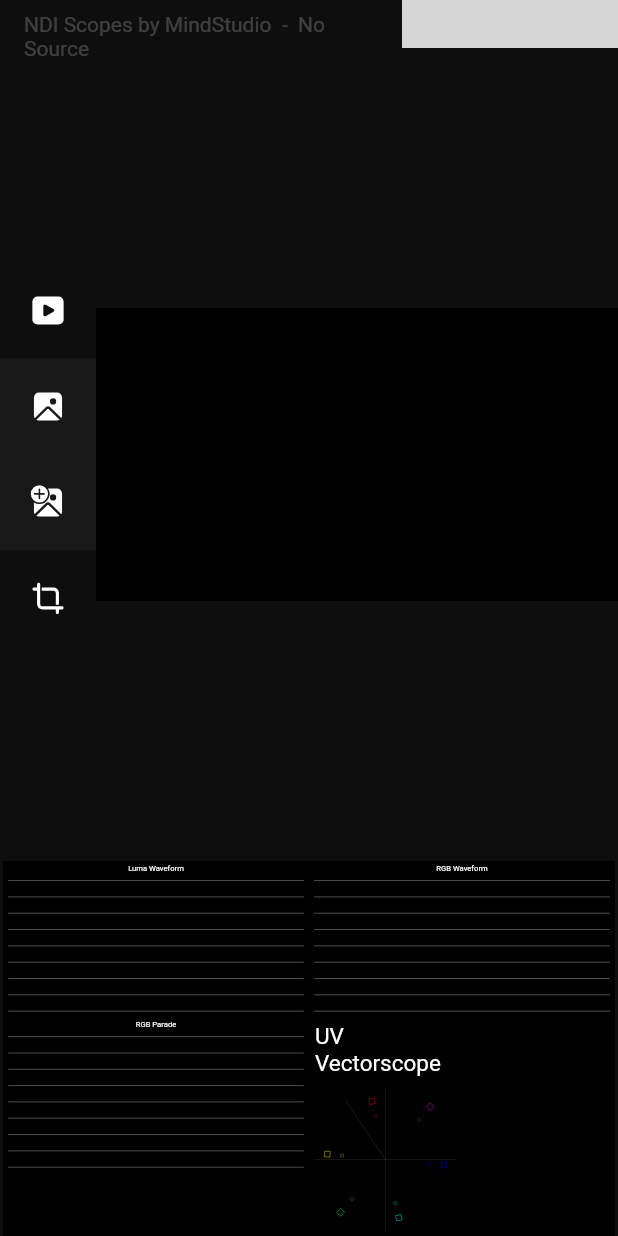
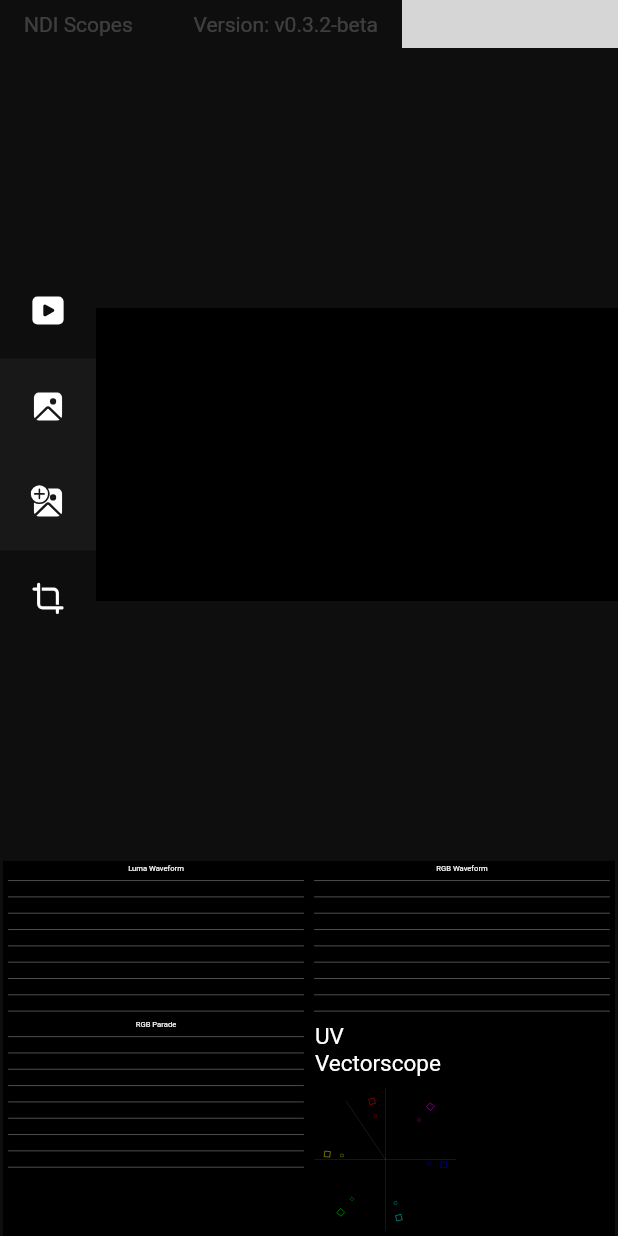
Before and after one commit to MindStudioOfficial/ndiscopes, a Flutter app: the screen it shows after launch, on a phone screen of 412 x 824 dp. Run offline on Flutter 3.47's test engine with Material 2 defaults, Android fonts, the phone set to English and light mode, and no system bars; our stand-ins replace fluentui_system_icons; missing offline and left inert: bitsdojo_window, dart:ffi; statements that could not run were skipped; grey boxes are pictures that could not be loaded.

Commit message:
🔢 added version checker - checks latest version via github api

```diff
--- a/lib/config.dart
+++ b/lib/config.dart
@@ -8,7 +8,7 @@ class AppConfig {
   }
 
   AppConfig._internal();
-  String get version => "0.3.2-beta"; //! TODO: Update version each time!!!
+  String get version => "v0.3.2-beta"; //! TODO: Update version each time!!!
   String get minGPUDriver => "511.23";
   int get minMajorCC => 3;
   int get minMinorCC => 5;
--- /dev/null
+++ b/lib/widgets/versionchecker.dart
@@ -0,0 +1,119 @@
+import 'dart:async';
+import 'dart:convert';
+import 'dart:io';
+
+import 'package:flutter/foundation.dart';
+import 'package:flutter/material.dart';
+import 'package:ndiscopes/config.dart';
+import 'package:http/http.dart' as http;
+import 'package:url_launcher/url_launcher.dart' as urll;
+
+class VersionChecker extends StatefulWidget {
+  const VersionChecker({
+    Key? key,
+  }) : super(key: key);
+
+  @override
+  State<VersionChecker> createState() => _VersionCheckerState();
+}
+
+class _VersionCheckerState extends State<VersionChecker> {
+  static String host = "https://api.github.com";
+  static String owner = "MindStudioOfficial";
+  static String repo = "ndiscopes";
+  static String pathToReleases = "/repos/$owner/$repo/releases";
+
+  bool? isVersionOld;
+  String? releaseURL;
+  String? releaseVersion;
+
+  @override
+  void initState() {
+    super.initState();
+    checkCon().then((connected) {
+      if (connected) {
+        getVersion().then((suc) {
+          if (suc) setState(() {});
+        });
+      }
+    });
+  }
+
+  Future<bool> checkCon() async {
+    final c = Completer<bool>();
+    try {
+      final result = await InternetAddress.lookup("example.com");
+      if (result.isNotEmpty && result[0].rawAddress.isNotEmpty) {
+        c.complete(true);
+      }
+    } on SocketException catch (_) {
+      c.complete(false);
+    }
+    return c.future;
+  }
+
+  Future<bool> getVersion() async {
+    final c = Completer<bool>();
+
+    try {
+      final res = await http.get(Uri.parse("$host$pathToReleases"));
+      dynamic json = jsonDecode(res.body);
+      if (json is! List) c.complete(false);
+      if (json[0] is! Map<String, dynamic>) c.complete(false);
+      final release = json[0];
+      releaseURL = release["html_url"];
+      releaseVersion = release["tag_name"];
+      isVersionOld = parseVerisonString(releaseVersion!) > parseVerisonString(appConfig.version);
+      c.complete(true);
+    } on FormatException catch (e) {
+      if (kDebugMode) {
+        print(e);
+      }
+      c.complete(false);
+    }
+
+    return c.future;
+  }
+
+  int parseVerisonString(String verStr) {
+    verStr = verStr.replaceAll(RegExp("[^0-9^.]"), "");
+
+    List<String> verStrCells = verStr.split(".");
+    List<int> verCells = List.generate(verStrCells.length, (index) => int.parse(verStrCells[index]));
+    if (verCells.length == 3) return verCells[0] * 100000 + verCells[1] * 1000 + verCells[2];
+    return -1;
+  }
+
+  @override
+  Widget build(BuildContext context) {
+    return Align(
+      alignment: Alignment.centerRight,
+      child: Padding(
+        padding: const EdgeInsets.symmetric(horizontal: 16, vertical: 4),
+        child: Row(
+          children: [
+            Text(
+              "Version: ${appConfig.version}",
+              style: TextStyle(color: Colors.white.withOpacity(.2)),
+              overflow: TextOverflow.visible,
+            ),
+            if (releaseURL != null && releaseVersion != null && isVersionOld != null && isVersionOld!) ...[
+              const SizedBox(width: 8),
+              Ink(
+                child: InkWell(
+                  onTap: () {
+                    urll.launch(releaseURL!);
+                  },
+                  child: Text(
+                    "Update Available! - $releaseVersion",
+                    style: const TextStyle(color: Colors.blue),
+                  ),
+                ),
+              )
+            ],
+          ],
+        ),
+      ),
+    );
+  }
+}
--- a/lib/widgets/window.dart
+++ b/lib/widgets/window.dart
@@ -1,6 +1,7 @@
 import 'package:flutter/material.dart';
 import 'package:bitsdojo_window/bitsdojo_window.dart';
 import 'package:ndiscopes/models/colors.dart';
+import 'package:ndiscopes/widgets/versionchecker.dart';
 
 final bc = WindowButtonColors(
   iconNormal: Colors.white,
@@ -29,15 +30,17 @@ class WindowTitleBar extends StatelessWidget {
               child: Align(
                 alignment: Alignment.centerLeft,
                 child: Padding(
-                  padding: const EdgeInsets.symmetric(horizontal: 16, vertical: 8),
+                  padding: const EdgeInsets.symmetric(horizontal: 16, vertical: 4),
                   child: Text(
                     "NDI Scopes by MindStudio  -  $sourceName",
                     style: TextStyle(color: Colors.white.withOpacity(.2)),
                     overflow: TextOverflow.visible,
+                    maxLines: 1,
                   ),
                 ),
               ),
             ),
+            const VersionChecker(),
             MinimizeWindowButton(colors: bc),
             MaximizeWindowButton(colors: bc),
             CloseWindowButton(
--- a/pubspec.yaml
+++ b/pubspec.yaml
@@ -40,6 +40,8 @@ dependencies:
   path: ^1.8.0
   fluentui_system_icons: ^1.1.159
   ffigen: ^4.1.3
+  http: ^0.13.4
+  url_launcher: ^6.0.20
 
 dev_dependencies:
   flutter_test:
```
Also changed, not shown: pubspec.lock, 2 other files.
